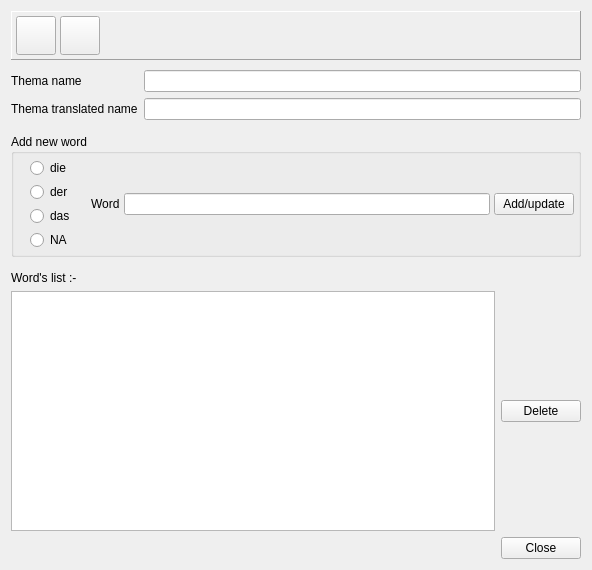
vikaspachdha/der_artikel, file src/der_artikel/thema_builder.ui: the form before one commit.
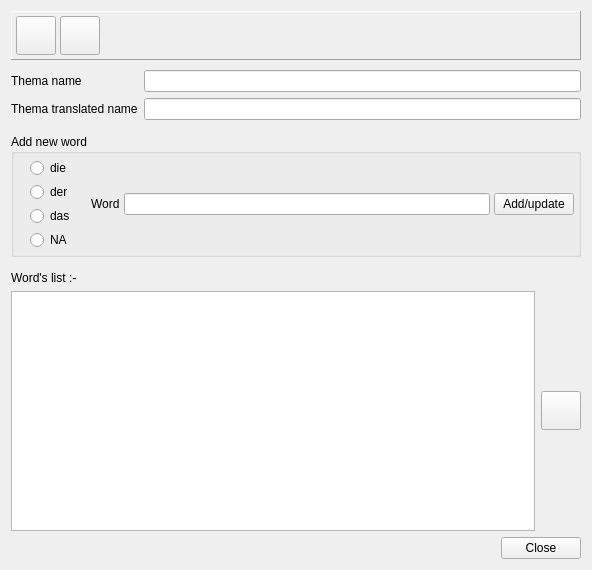
The form after the commit. Icons and pictures are not drawn.

```diff
--- a/src/der_artikel/thema_builder.ui
+++ b/src/der_artikel/thema_builder.ui
@@ -126,7 +126,17 @@
     </widget>
    </item>
    <item row="8" column="0" colspan="3">
-    <widget class="QListWidget" name="_word_list"/>
+    <widget class="QListWidget" name="_word_list">
+     <property name="alternatingRowColors">
+      <bool>true</bool>
+     </property>
+     <property name="selectionMode">
+      <enum>QAbstractItemView::ExtendedSelection</enum>
+     </property>
+     <property name="uniformItemSizes">
+      <bool>true</bool>
+     </property>
+    </widget>
    </item>
    <item row="4" column="0" colspan="3">
     <spacer name="verticalSpacer_2">
@@ -171,15 +181,16 @@
     </widget>
    </item>
    <item row="8" column="3">
-    <widget class="QPushButton" name="pushButton">
-     <property name="sizePolicy">
-      <sizepolicy hsizetype="Maximum" vsizetype="Fixed">
-       <horstretch>0</horstretch>
-       <verstretch>0</verstretch>
-      </sizepolicy>
+    <widget class="QToolButton" name="_delete_btn">
+     <property name="icon">
+      <iconset resource="resources.qrc">
+       <normaloff>:/res/resources/delete.png</normaloff>:/res/resources/delete.png</iconset>
      </property>
-     <property name="text">
-      <string>Delete</string>
+     <property name="iconSize">
+      <size>
+       <width>32</width>
+       <height>32</height>
+      </size>
      </property>
     </widget>
    </item>
```
